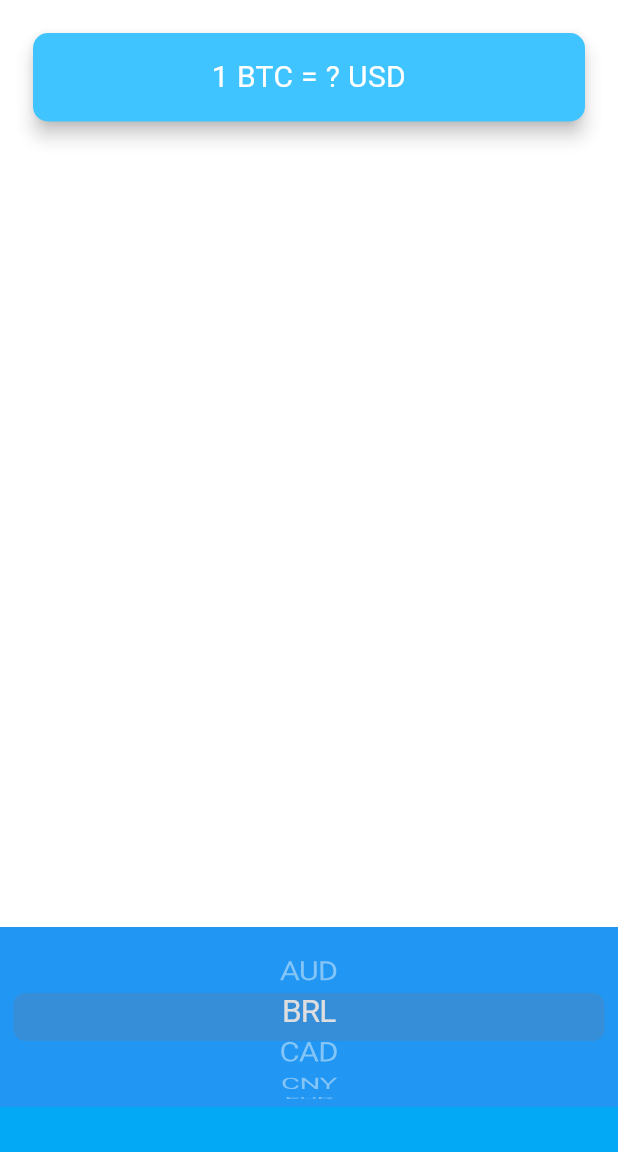
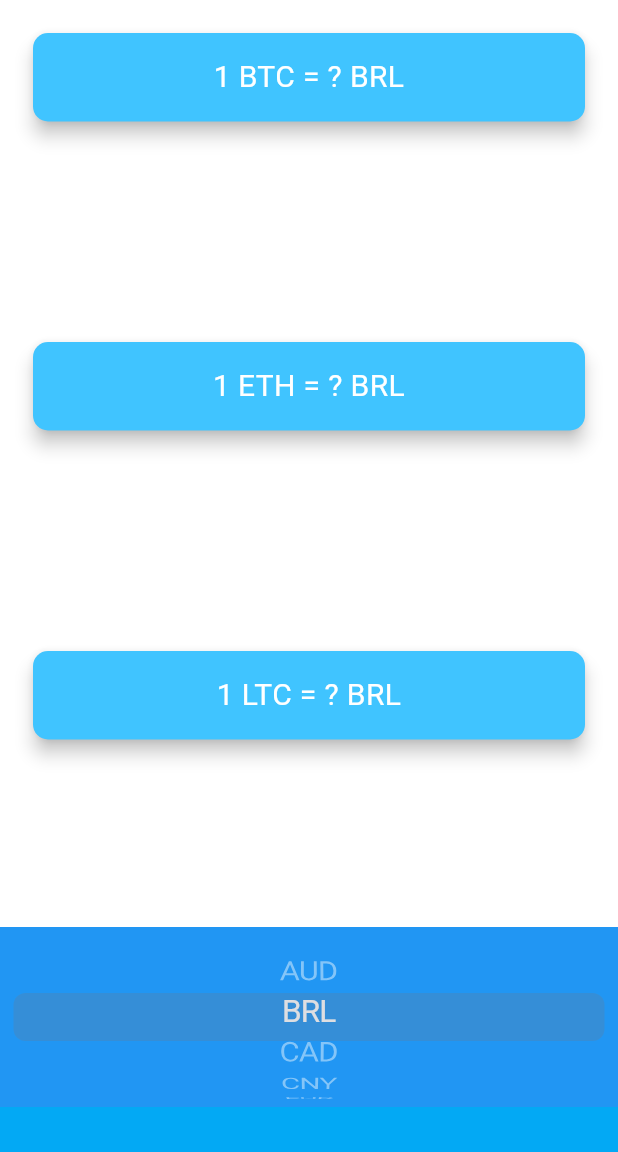
Before and after one commit to bahaahani/bitcoin-ticker, a Flutter app: the screen it shows after launch, after a tap on "BRL", on a phone screen of 412 x 824 dp, the part 84-1236 px from its top. Run offline on Flutter 3.47's test engine with Material 3 defaults, Android fonts, the phone set to English and light mode, and no system bars; network calls fail.

Commit message:
Add coin data fetching functionality and update price screen

```diff
--- a/lib/coin_data.dart
+++ b/lib/coin_data.dart
@@ -1,3 +1,6 @@
+import 'package:http/http.dart' as http;
+import 'dart:convert';
+
 const List<String> currenciesList = [
   'AUD',
   'BRL',
@@ -28,4 +31,28 @@ const List<String> cryptoList = [
   'LTC',
 ];
 
-class CoinData {}
+class CoinData {
+  Future<Map<String, double?>> getCoinData(String selectedCurrency) async {
+    String apiKey = '8D5BC4B5-019C-4052-8F08-54DFFDD9D052';
+    Map<String, double?> cryptoPrices = {};
+
+    for (String crypto in cryptoList) {
+      String url =
+          'https://rest.coinapi.io/v1/exchangerate/$crypto/$selectedCurrency?apikey=$apiKey';
+      try {
+        http.Response response = await http.get(Uri.parse(url));
+        if (response.statusCode == 200) {
+          var decodedData = jsonDecode(response.body);
+          cryptoPrices[crypto] = decodedData['rate'];
+        } else {
+          print('Error: ${response.statusCode} for $crypto');
+          cryptoPrices[crypto] = null;
+        }
+      } catch (e) {
+        print('Error: $e for $crypto');
+        cryptoPrices[crypto] = null;
+      }
+    }
+    return cryptoPrices;
+  }
+}
--- a/lib/price_screen.dart
+++ b/lib/price_screen.dart
@@ -1,5 +1,3 @@
-import 'dart:math';
-
 import 'package:bitcoin_ticker/coin_data.dart';
 import 'package:flutter/material.dart';
 import 'package:flutter/cupertino.dart';
@@ -10,28 +8,33 @@ class PriceScreen extends StatefulWidget {
 }
 
 class _PriceScreenState extends State<PriceScreen> {
+  String selectedCurrency = 'USD';
+  late CoinData coinData;
+  Map<String, double?> cryptoPrices = {};
 
-  List<DropdownMenuItem> getDropDownItems(){
-    List<DropdownMenuItem<String>> dropDown = [];
-
-    for(String item in currenciesList) {
-      var newItem = DropdownMenuItem(child: Text(item),
-        value: item,);
-      dropDown.add(newItem);
-    }
-    return dropDown;
+  @override
+  void initState() {
+    super.initState();
+    coinData = CoinData();
+    getData();
   }
 
-    List<Widget> getPickerItems(){
+  void getData() async {
+    try {
+      cryptoPrices = await coinData.getCoinData(selectedCurrency);
+      setState(() {});
+    } catch (e) {
+      print('Error: $e');
+    }
+  }
+
+  List<Widget> getPickerItems() {
     List<Text> picks = [];
-    for(String pick in currenciesList){
-      var newItem = Text(pick);
-      picks.add(newItem);
+    for (String currency in currenciesList) {
+      picks.add(Text(currency));
     }
     return picks;
   }
-
-  String? selectedCurrency = 'USD';
 
   @override
   Widget build(BuildContext context) {
@@ -43,7 +46,7 @@ class _PriceScreenState extends State<PriceScreen> {
         mainAxisAlignment: MainAxisAlignment.spaceBetween,
         crossAxisAlignment: CrossAxisAlignment.stretch,
         children: <Widget>[
-          Padding(
+          ...cryptoList.map((crypto) => Padding(
                 padding: EdgeInsets.fromLTRB(18.0, 18.0, 18.0, 0),
                 child: Card(
                   color: Colors.lightBlueAccent,
@@ -52,9 +55,10 @@ class _PriceScreenState extends State<PriceScreen> {
                     borderRadius: BorderRadius.circular(10.0),
                   ),
                   child: Padding(
-                padding: EdgeInsets.symmetric(vertical: 15.0, horizontal: 28.0),
+                    padding: EdgeInsets.symmetric(
+                        vertical: 15.0, horizontal: 28.0),
                     child: Text(
-                  '1 BTC = ? USD',
+                      '1 $crypto = ${cryptoPrices[crypto] != null ? cryptoPrices[crypto]!.toStringAsFixed(0) : '?'} $selectedCurrency',
                       textAlign: TextAlign.center,
                       style: TextStyle(
                         fontSize: 20.0,
@@ -63,27 +67,26 @@ class _PriceScreenState extends State<PriceScreen> {
                     ),
                   ),
                 ),
-          ),
+              )),
           Container(
             height: 150.0,
             alignment: Alignment.center,
             padding: EdgeInsets.only(bottom: 30.0),
             color: Colors.lightBlue,
-            child: CupertinoPicker(backgroundColor: Colors.blue,
-                itemExtent: 32, onSelectedItemChanged: (selectedIndex){
-              print(selectedIndex);
-            }, children: getPickerItems())
-
-          )],
+            child: CupertinoPicker(
+              backgroundColor: Colors.blue,
+              itemExtent: 32,
+              onSelectedItemChanged: (selectedIndex) {
+                setState(() {
+                  selectedCurrency = currenciesList[selectedIndex];
+                  getData();
+                });
+              },
+              children: getPickerItems(),
+            ),
+          ),
+        ],
       ),
     );
   }
 }
-// DropdownButton(
-// value: selectedCurrency,
-// items: getDropDownItems(), onChanged: (value){
-// setState(() {
-// selectedCurrency = value;
-// });
-// },
-// ),
--- a/pubspec.yaml
+++ b/pubspec.yaml
@@ -8,7 +8,7 @@ environment:
 dependencies:
   flutter:
     sdk: flutter
-
+  http: ^1.1.0
   cupertino_icons: ^1.0.8
 
 dev_dependencies:
```
Also changed, not shown: pubspec.lock. Lines whose indentation alone changed are shown as unchanged.
